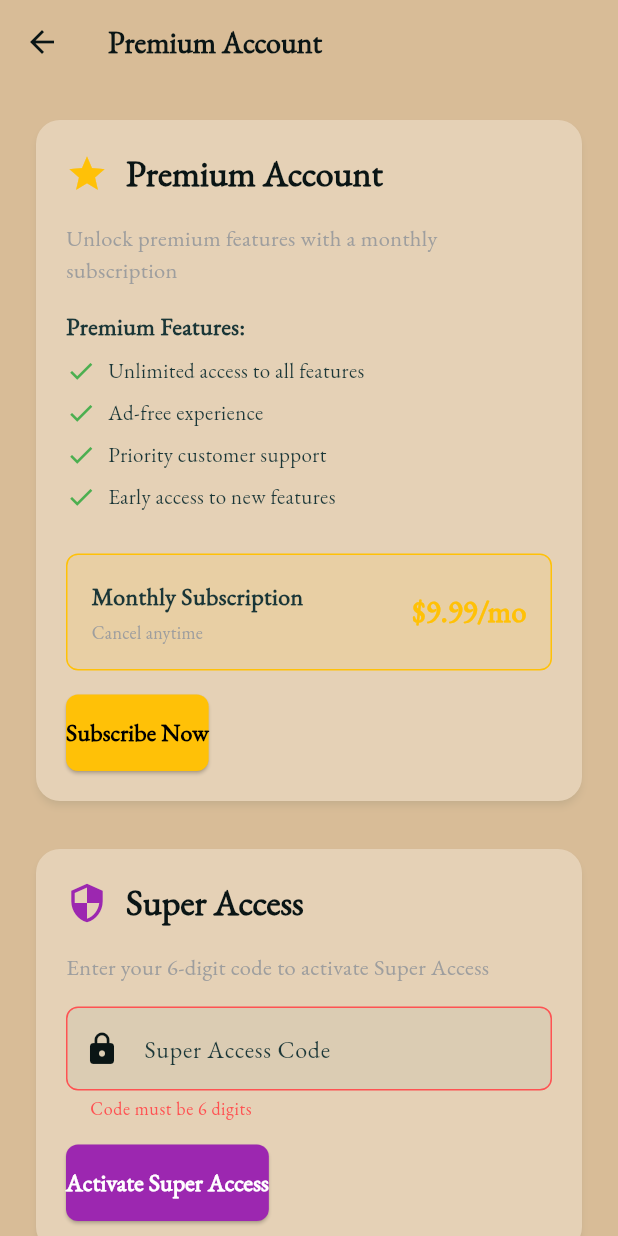
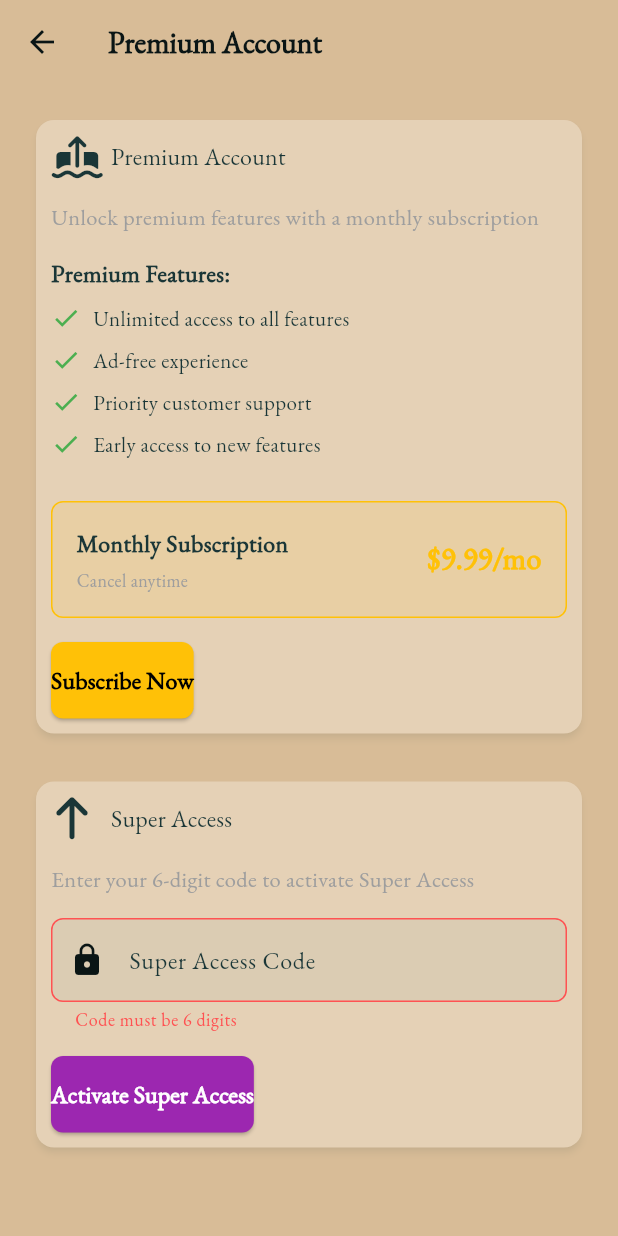
Before and after one commit to tasarien/anchor-points, a Flutter app: the PremiumAccountScreen screen opened directly with empty values, after a tap on "Activate Super Access", on a phone screen of 412 x 824 dp. Run offline on Flutter 3.47's test engine with Material 3 defaults, Android fonts, the light colour scheme and no system bars; our stand-ins replace action_slider, audioplayers, dio, emoji_picker_flutter, flutter_easyloading, font_awesome_flutter and 6 more; missing offline and left inert: flutter_popup, flutter_stripe, google_sign_in_ios, step_progress; accounts and stored records are empty; network calls fail.

Commit message:
premium_account_page

```diff
--- a/lib/presentations/screens/premium_account_screen.dart
+++ b/lib/presentations/screens/premium_account_screen.dart
@@ -2,6 +2,7 @@ import 'package:anchor_point_app/presentations/providers/data_provider.dart';
 import 'package:flutter/material.dart';
 import 'package:flutter/services.dart';
 import 'package:flutter_stripe/flutter_stripe.dart' as Stripe;
+import 'package:font_awesome_flutter/font_awesome_flutter.dart';
 import 'package:provider/provider.dart';
 import 'package:supabase_flutter/supabase_flutter.dart';
 
@@ -171,8 +172,8 @@ class _PremiumAccountScreenState extends State<PremiumAccountScreen> {
 
 
     try {
+
       var response = await Supabase.instance.client.from('testingUsers').select().eq('token', code).single();
-      debugPrint("o");
 
       bool isValid() {
         if(response.isEmpty) {
@@ -215,6 +216,7 @@ class _PremiumAccountScreenState extends State<PremiumAccountScreen> {
       setState(() {
         _errorMessage = 'Error verifying code: ${e.toString()}';
       });
+      ScaffoldMessenger.of(context).showSnackBar(SnackBar(content: Text(_errorMessage!)));
     } finally {
       setState(() {
         _isLoading = false;
@@ -225,8 +227,8 @@ class _PremiumAccountScreenState extends State<PremiumAccountScreen> {
   @override
   Widget build(BuildContext context) {
 
-    final hasPremium = widget.appData.userInfo!.premiumAccount; // appData.userProfile.premiumAccount
-    final hasSuperAccess = widget.appData.userInfo!.superAccess; // appData.userProfile.superAccess
+    final hasPremium = widget.appData.userInfo!.premiumAccount;
+    final hasSuperAccess = widget.appData.userInfo!.superAccess;
 
     return Scaffold(
       appBar: AppBar(
@@ -243,8 +245,7 @@ class _PremiumAccountScreenState extends State<PremiumAccountScreen> {
                   // Premium Account Section
                   _buildSectionCard(
                     title: 'Premium Account',
-                    icon: Icons.star,
-                    iconColor: Colors.amber,
+                    icon: FontAwesomeIcons.arrowUpFromGroundWater,
                     child: hasPremium
                         ? _buildPremiumActiveContent()
                         : _buildPremiumInactiveContent(),
@@ -255,8 +256,7 @@ class _PremiumAccountScreenState extends State<PremiumAccountScreen> {
                   // Super Access Section
                   _buildSectionCard(
                     title: 'Super Access',
-                    icon: Icons.security,
-                    iconColor: Colors.purple,
+                    icon: FontAwesomeIcons.arrowUp,
                     child: hasSuperAccess
                         ? _buildSuperAccessActiveContent()
                         : _buildSuperAccessInactiveContent(),
@@ -270,26 +270,23 @@ class _PremiumAccountScreenState extends State<PremiumAccountScreen> {
   Widget _buildSectionCard({
     required String title,
     required IconData icon,
-    required Color iconColor,
     required Widget child,
   }) {
     return Card(
       elevation: 2,
-      shape: RoundedRectangleBorder(borderRadius: BorderRadius.circular(16)),
       child: Padding(
-        padding: const EdgeInsets.all(20),
+        padding: const EdgeInsets.all(10),
         child: Column(
           crossAxisAlignment: CrossAxisAlignment.start,
           children: [
             Row(
               children: [
-                Icon(icon, color: iconColor, size: 28),
+                Icon(icon, size: 28),
                 const SizedBox(width: 12),
                 Text(
                   title,
-                  style: Theme.of(context).textTheme.headlineSmall?.copyWith(
-                        fontWeight: FontWeight.bold,
-                      ),
+                  style: Theme.of(context).textTheme.titleMedium
+
                 ),
               ],
             ),
```
